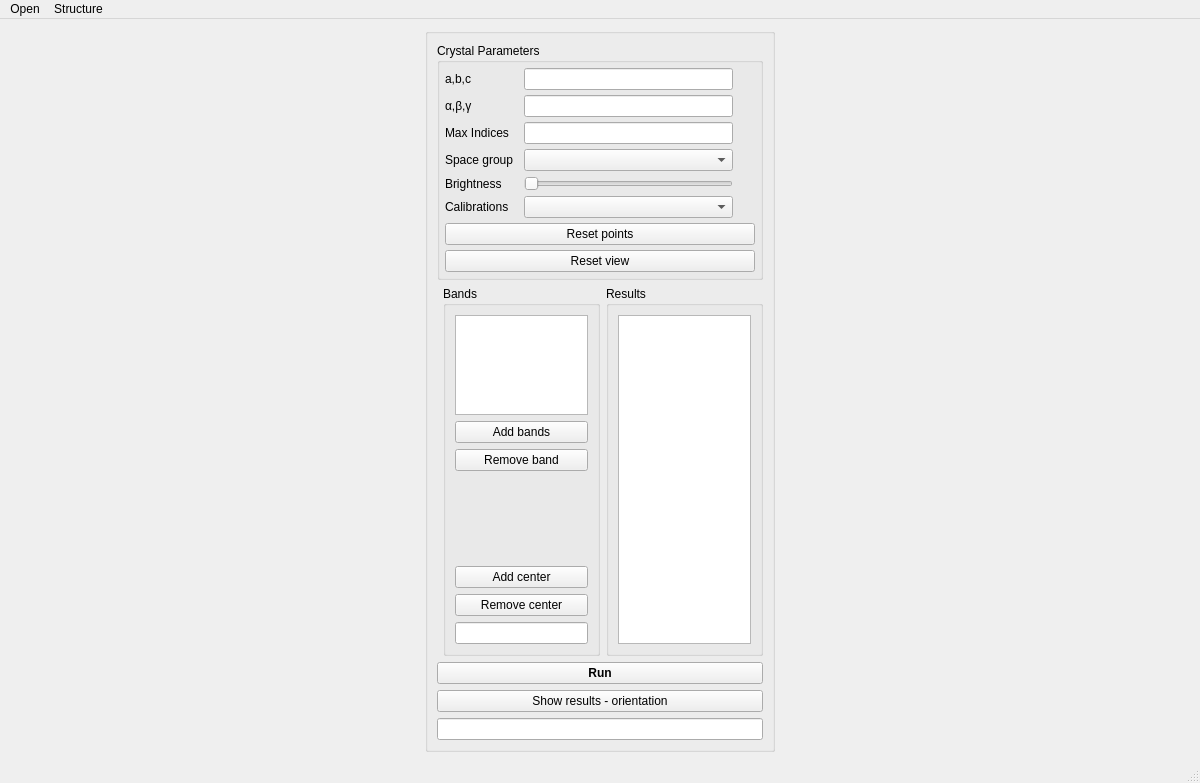
The window that pycotem/kikuchi/kikuchiUI.ui (mompiou/pycotem) describes before a commit, drawn with Qt 5.
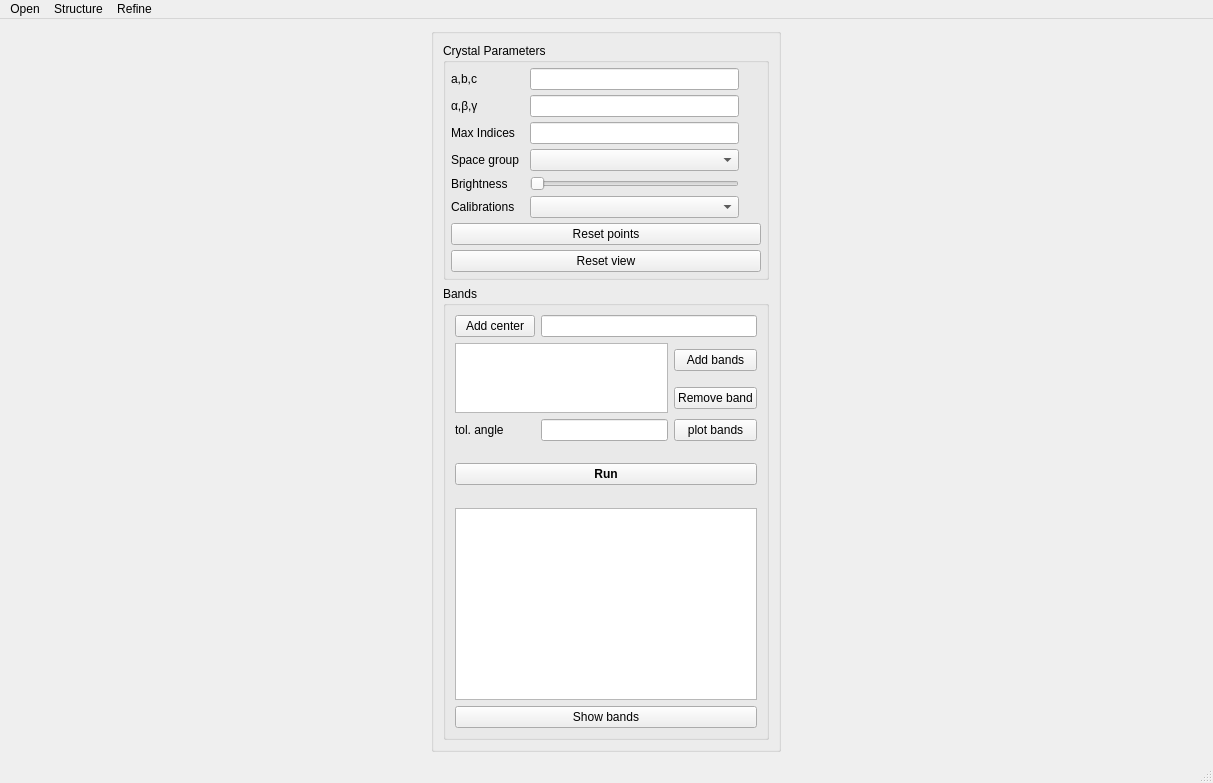
The same window after the commit.

Commit message: mackenzie approach for orientation and refine feature for a better matching

What changed in the file:
```diff
--- a/pycotem/kikuchi/kikuchiUI.ui
+++ b/pycotem/kikuchi/kikuchiUI.ui
@@ -6,7 +6,7 @@
    <rect>
     <x>0</x>
     <y>0</y>
-    <width>1200</width>
+    <width>1213</width>
     <height>783</height>
    </rect>
   </property>
@@ -15,10 +15,7 @@
   </property>
   <widget class="QWidget" name="centralwidget">
    <layout class="QGridLayout" name="gridLayout_7">
-    <item row="0" column="0">
-     <layout class="QGridLayout" name="mplvl"/>
-    </item>
-    <item row="0" column="1">
+    <item row="0" column="2">
      <widget class="QGroupBox" name="groupBox_2">
       <property name="maximumSize">
        <size>
@@ -30,7 +27,7 @@
        <string/>
       </property>
       <layout class="QGridLayout" name="gridLayout">
-       <item row="1" column="1">
+       <item row="1" column="0" rowspan="2" colspan="5">
         <widget class="QGroupBox" name="groupBox_9">
          <property name="maximumSize">
           <size>
@@ -42,14 +39,7 @@
           <string>Bands</string>
          </property>
          <layout class="QGridLayout" name="gridLayout_10">
-          <item row="7" column="0">
-           <widget class="QPushButton" name="Button_remove_center">
-            <property name="text">
-             <string>Remove center</string>
-            </property>
-           </widget>
-          </item>
-          <item row="2" column="0">
+          <item row="2" column="3">
            <widget class="QPushButton" name="Button_addband">
             <property name="enabled">
              <bool>true</bool>
@@ -59,21 +49,7 @@
             </property>
            </widget>
           </item>
-          <item row="6" column="0">
-           <widget class="QPushButton" name="Button_add_center">
-            <property name="text">
-             <string>Add center</string>
-            </property>
-           </widget>
-          </item>
-          <item row="3" column="0">
-           <widget class="QPushButton" name="Button_remove_band">
-            <property name="text">
-             <string>Remove band</string>
-            </property>
-           </widget>
-          </item>
-          <item row="1" column="0">
+          <item row="2" column="0" rowspan="2" colspan="3">
            <widget class="QListWidget" name="ListBox_d_2">
             <property name="enabled">
              <bool>true</bool>
@@ -92,44 +68,67 @@
             </property>
            </widget>
           </item>
-          <item row="4" column="0">
-           <spacer name="verticalSpacer">
-            <property name="orientation">
-             <enum>Qt::Vertical</enum>
+          <item row="10" column="0" rowspan="2" colspan="4">
+           <widget class="QPushButton" name="Button_run">
+            <property name="font">
+             <font>
+              <weight>75</weight>
+              <bold>true</bold>
+             </font>
             </property>
-            <property name="sizeHint" stdset="0">
-             <size>
-              <width>20</width>
-              <height>40</height>
-             </size>
+            <property name="text">
+             <string>Run</string>
             </property>
-           </spacer>
+           </widget>
           </item>
-          <item row="8" column="0">
-           <widget class="QLineEdit" name="centerLine"/>
+          <item row="3" column="3">
+           <widget class="QPushButton" name="Button_remove_band">
+            <property name="text">
+             <string>Remove band</string>
+            </property>
+           </widget>
           </item>
-         </layout>
-        </widget>
-       </item>
-       <item row="1" column="2">
-        <widget class="QGroupBox" name="groupBox_5">
-         <property name="maximumSize">
-          <size>
-           <width>300</width>
-           <height>16777215</height>
-          </size>
-         </property>
-         <property name="title">
-          <string>Results</string>
-         </property>
-         <layout class="QGridLayout" name="gridLayout_6">
-          <item row="0" column="1">
+          <item row="4" column="2">
+           <widget class="QLineEdit" name="tol_entry"/>
+          </item>
+          <item row="13" column="0" rowspan="2" colspan="4">
            <widget class="QListWidget" name="ListBox_theo"/>
           </item>
+          <item row="4" column="3">
+           <widget class="QPushButton" name="plot_bands_button">
+            <property name="text">
+             <string>plot bands</string>
+            </property>
+           </widget>
+          </item>
+          <item row="15" column="0" colspan="4">
+           <widget class="QPushButton" name="Button_orientation">
+            <property name="text">
+             <string>Show bands</string>
+            </property>
+           </widget>
+          </item>
+          <item row="0" column="0" colspan="2">
+           <widget class="QPushButton" name="Button_add_center">
+            <property name="text">
+             <string>Add center</string>
+            </property>
+           </widget>
+          </item>
+          <item row="0" column="2" colspan="2">
+           <widget class="QLineEdit" name="centerLine"/>
+          </item>
+          <item row="4" column="0" colspan="2">
+           <widget class="QLabel" name="label">
+            <property name="text">
+             <string>tol. angle</string>
+            </property>
+           </widget>
+          </item>
          </layout>
         </widget>
        </item>
-       <item row="0" column="0" colspan="3">
+       <item row="0" column="0" colspan="5">
         <widget class="QGroupBox" name="groupBox">
          <property name="maximumSize">
           <size>
@@ -235,29 +234,6 @@
          </layout>
         </widget>
        </item>
-       <item row="2" column="0" colspan="3">
-        <widget class="QPushButton" name="Button_run">
-         <property name="font">
-          <font>
-           <weight>75</weight>
-           <bold>true</bold>
-          </font>
-         </property>
-         <property name="text">
-          <string>Run</string>
-         </property>
-        </widget>
-       </item>
-       <item row="4" column="0" colspan="3">
-        <widget class="QPushButton" name="Button_orientation">
-         <property name="text">
-          <string>Show results - orientation</string>
-         </property>
-        </widget>
-       </item>
-       <item row="5" column="0" colspan="3">
-        <widget class="QLineEdit" name="orientation_result"/>
-       </item>
       </layout>
      </widget>
     </item>
@@ -268,7 +244,7 @@
     <rect>
      <x>0</x>
      <y>0</y>
-     <width>1200</width>
+     <width>1213</width>
      <height>23</height>
     </rect>
    </property>
@@ -283,8 +259,15 @@
      <string>Structure</string>
     </property>
    </widget>
+   <widget class="QMenu" name="menuRefine">
+    <property name="title">
+     <string>Refine</string>
+    </property>
+    <addaction name="actionRefine_orientation"/>
+   </widget>
    <addaction name="menuSave"/>
    <addaction name="menuStructure"/>
+   <addaction name="menuRefine"/>
   </widget>
   <widget class="QStatusBar" name="statusbar"/>
   <action name="actionSave_figure">
```
Left out of the diff: 48 changed lines with no effect on the pictures. The commit also changes 4 other files.
